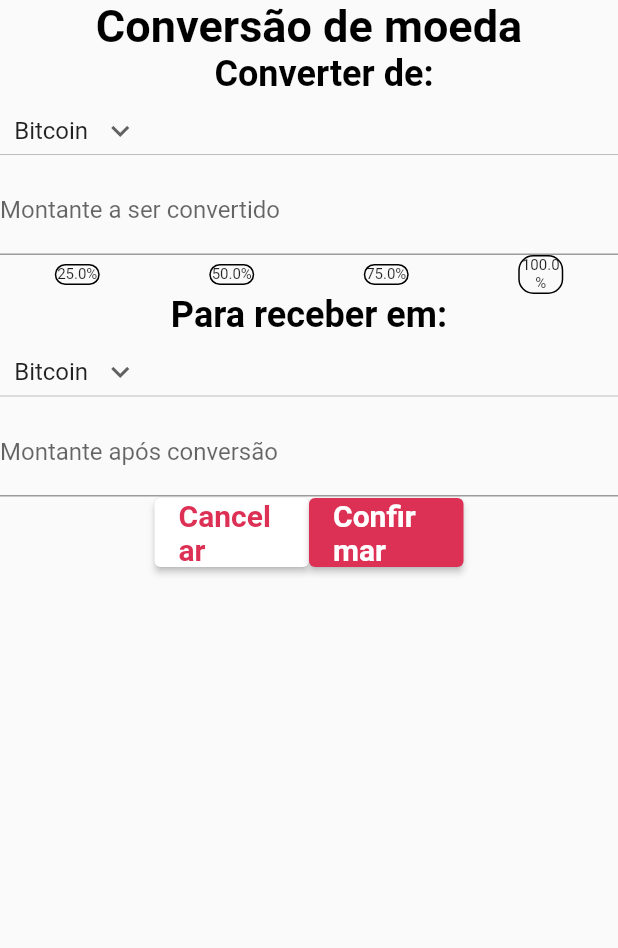
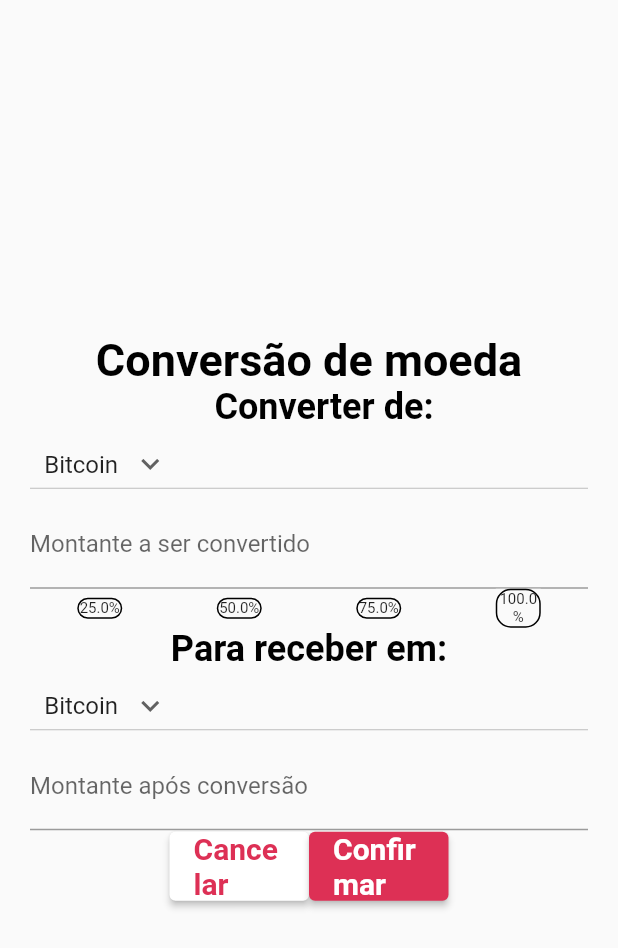
Before and after one commit to BrunoSabadini/WorkTestProject, a Flutter app: the CoinsConversionWidget screen opened by its route, on a phone screen of 412 x 824 dp. Shown: the top 948 px of the screen. Run offline on Flutter 3.47's test engine with Material 2 defaults, Android fonts, the phone set to English and light mode, and no system bars; our stand-ins replace syncfusion_flutter_charts; missing offline and left inert: dart:js.

Commit message:
some more alterations in the layout

```diff
--- a/lib/Models/ChartModel.dart
+++ b/lib/Models/ChartModel.dart
@@ -1,5 +1,4 @@
 import 'dart:math';
-
 import 'package:flutter/material.dart';
 import 'package:syncfusion_flutter_charts/charts.dart';
 
--- a/lib/Models/CoinConversion.dart
+++ b/lib/Models/CoinConversion.dart
@@ -110,7 +110,11 @@ class CoinsConversionState extends State<CoinsConversionWidget> {
   @override
   Widget build(BuildContext context) {
     return Scaffold(
-        body: ListView(children: <Widget>[
+        body: Center(
+            child: ListView(
+                shrinkWrap: true,
+                padding: const EdgeInsets.all(20.0),
+                children: <Widget>[
           textTitles("Conversão de moeda", fontsize: 30),
           Padding(
               padding: const EdgeInsets.fromLTRB(20, 0, 0, 0),
@@ -132,7 +136,8 @@ class CoinsConversionState extends State<CoinsConversionWidget> {
                 child: Provider.of<StateController>(context, listen: true)
                     .elevatedButton(context, "Cancelar",
                         width: double.infinity,
-                    backgroundButtonColor: Color.fromARGB(255, 255, 255, 255),
+                        backgroundButtonColor:
+                            Color.fromARGB(255, 255, 255, 255),
                         textButtonColor: const Color.fromARGB(255, 221, 48, 85),
                         routeNavigator: '/bitcoin')),
             Expanded(
@@ -142,6 +147,6 @@ class CoinsConversionState extends State<CoinsConversionWidget> {
                         routeNavigator: '/completedConversion')),
             Spacer(),
           ]),
-    ]));
+        ])));
   }
 }
--- a/lib/routeGenerator.dart
+++ b/lib/routeGenerator.dart
@@ -54,7 +54,7 @@ class RouteGenerator {
       case '/conversion':
         return MaterialPageRoute(builder: (_) => CoinsConversionWidget());
       case '/completedConversion':
-        return MaterialPageRoute(builder: (_) => TabBarState());
+        return MaterialPageRoute(builder: (_) => CompletedConversionScreen());
     }
     return _errorRoute();
     // If there is no such named route in the switch statement
```
Also changed, not shown: lib/Models/CompletedConversionScreen.dart (+37 -5 lines). Lines whose indentation alone changed are shown as unchanged.
